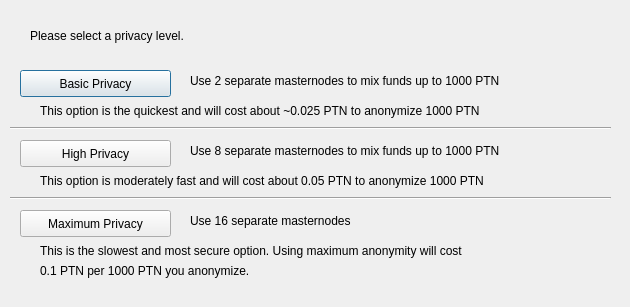
The window that src/qt/forms/darksendconfig.ui (MCLXI/CatoCore) describes before a commit, drawn with Qt 5.
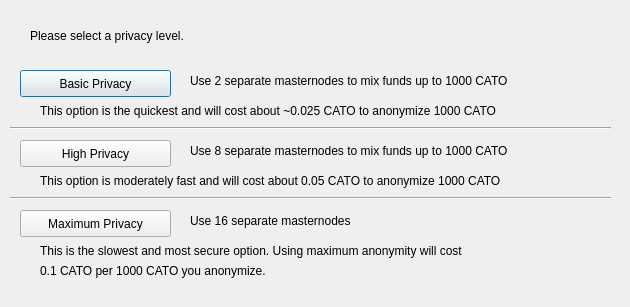
The same window after the commit.

Diff of the .ui file:
```diff
--- a/src/qt/forms/darksendconfig.ui
+++ b/src/qt/forms/darksendconfig.ui
@@ -75,7 +75,7 @@
     </rect>
    </property>
    <property name="text">
-    <string>Use 2 separate masternodes to mix funds up to 1000 PTN</string>
+    <string>Use 2 separate masternodes to mix funds up to 1000 CATO</string>
    </property>
   </widget>
   <widget class="QLabel" name="label_3">
@@ -88,7 +88,7 @@
     </rect>
    </property>
    <property name="text">
-    <string>Use 8 separate masternodes to mix funds up to 1000 PTN</string>
+    <string>Use 8 separate masternodes to mix funds up to 1000 CATO</string>
    </property>
   </widget>
   <widget class="QLabel" name="label_4">
@@ -114,7 +114,7 @@
     </rect>
    </property>
    <property name="text">
-    <string>This option is the quickest and will cost about ~0.025 PTN to anonymize 1000 PTN</string>
+    <string>This option is the quickest and will cost about ~0.025 CATO to anonymize 1000 CATO</string>
    </property>
   </widget>
   <widget class="QLabel" name="label_7">
@@ -127,7 +127,7 @@
     </rect>
    </property>
    <property name="text">
-    <string>This option is moderately fast and will cost about 0.05 PTN to anonymize 1000 PTN</string>
+    <string>This option is moderately fast and will cost about 0.05 CATO to anonymize 1000 CATO</string>
    </property>
   </widget>
   <widget class="QLabel" name="label_8">
@@ -153,7 +153,7 @@
     </rect>
    </property>
    <property name="text">
-    <string>0.1 PTN per 1000 PTN you anonymize.</string>
+    <string>0.1 CATO per 1000 CATO you anonymize.</string>
    </property>
   </widget>
   <widget class="Line" name="line">
```
